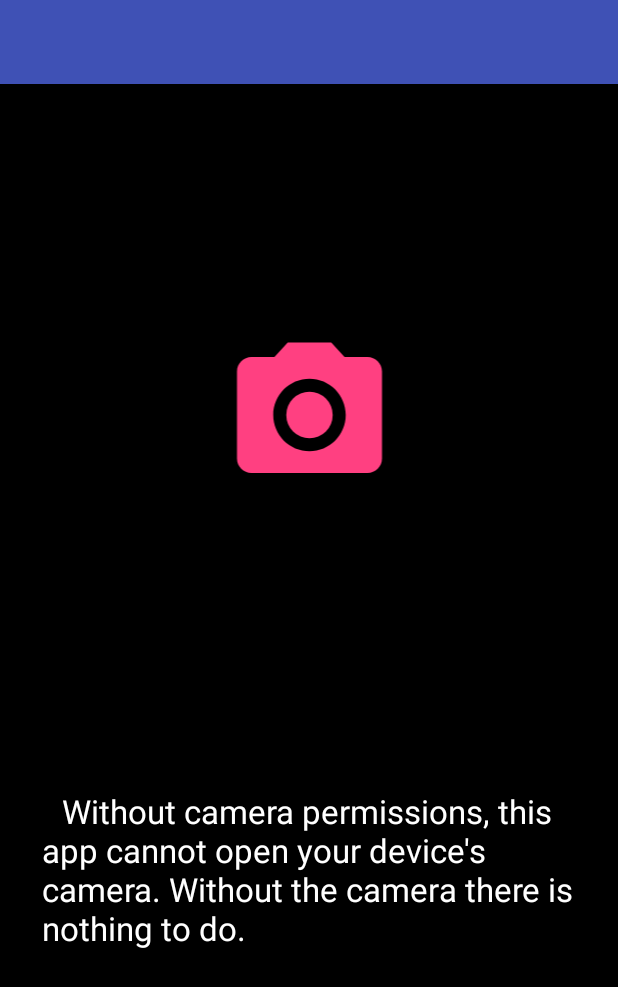
After one commit to RCollinsJr/EdgyGL, an Android app: the layout fragment_camera_permissions_rationale.xml on its own in the app's theme, with its tools: preview values and no code run, on a phone screen of 412 x 824 dp. The commit adds this screen. Shown: the top 987 px of the screen. Run offline under Robolectric (Android 15) with nearby library versions, the phone set to English and light mode, and no system bars.

Commit message:
- Add Camera permissions fragment for Android M and above

```diff
--- a/app/src/main/java/com/example/edgygl/opengl/CameraRenderer.kt
+++ b/app/src/main/java/com/example/edgygl/opengl/CameraRenderer.kt
@@ -505,7 +505,6 @@ class CameraRenderer(private val context: Context) : GLRendererBase(context),
 
         if (ContextCompat.checkSelfPermission(context, Manifest.permission.CAMERA)
                 != PackageManager.PERMISSION_GRANTED) {
-                // requestCameraPermission()
             return
         }
 
--- /dev/null
+++ b/app/src/main/res/anim/fade_in.xml
@@ -0,0 +1,5 @@
+<?xml version="1.0" encoding="utf-8"?>
+<alpha xmlns:android="http://schemas.android.com/apk/res/android"
+    android:interpolator="@android:anim/accelerate_interpolator"
+    android:fromAlpha="0.0" android:toAlpha="1.0"
+    android:duration="250" />
--- /dev/null
+++ b/app/src/main/res/anim/fade_out.xml
@@ -0,0 +1,6 @@
+<?xml version="1.0" encoding="utf-8"?>
+<alpha xmlns:android="http://schemas.android.com/apk/res/android"
+    android:interpolator="@android:anim/accelerate_interpolator"
+    android:fromAlpha="1.0" android:toAlpha="0.0"
+    android:fillAfter="true"
+    android:duration="250" />
--- /dev/null
+++ b/app/src/main/res/drawable/ic_photo_camera.xml
@@ -0,0 +1,5 @@
+<vector android:height="96dp" android:viewportHeight="24.0"
+    android:viewportWidth="24.0" android:width="96dp" xmlns:android="http://schemas.android.com/apk/res/android">
+    <path android:fillColor="?attr/colorAccent" android:pathData="M12,12m-3.2,0a3.2,3.2 0,1 1,6.4 0a3.2,3.2 0,1 1,-6.4 0"/>
+    <path android:fillColor="?attr/colorAccent" android:pathData="M9,2L7.17,4L4,4c-1.1,0 -2,0.9 -2,2v12c0,1.1 0.9,2 2,2h16c1.1,0 2,-0.9 2,-2L22,6c0,-1.1 -0.9,-2 -2,-2h-3.17L15,2L9,2zM12,17c-2.76,0 -5,-2.24 -5,-5s2.24,-5 5,-5 5,2.24 5,5 -2.24,5 -5,5z"/>
+</vector>
--- /dev/null
+++ b/app/src/main/res/layout/fragment_camera_permissions_rationale.xml
@@ -0,0 +1,68 @@
+<?xml version="1.0" encoding="utf-8"?>
+<androidx.constraintlayout.widget.ConstraintLayout xmlns:android="http://schemas.android.com/apk/res/android"
+    xmlns:app="http://schemas.android.com/apk/res-auto"
+    android:id="@+id/rationaleLayout"
+    android:layout_width="match_parent"
+    android:layout_height="match_parent"
+    android:background="@color/black" >
+
+    <androidx.appcompat.widget.Toolbar
+        android:id="@+id/cameraRationaleToolbar"
+        style="@style/FullscreenActionBarStyle"
+        android:layout_width="match_parent"
+        android:layout_height="wrap_content"
+        android:layout_gravity="top"
+        android:background="?colorPrimary"
+        android:minHeight="?attr/actionBarSize"
+        app:layout_constraintBottom_toBottomOf="parent"
+        app:layout_constraintLeft_toLeftOf="parent"
+        app:layout_constraintRight_toRightOf="parent"
+        app:layout_constraintTop_toTopOf="parent"
+        app:layout_constraintVertical_bias="0.00"
+        app:popupTheme="@style/ThemeOverlay.AppCompat.Dark" />
+
+    <androidx.constraintlayout.widget.Guideline
+        android:id="@+id/startGuideLine"
+        android:layout_width="wrap_content"
+        android:layout_height="wrap_content"
+        android:orientation="vertical"
+        app:layout_constraintGuide_percent=".250" />
+
+    <androidx.constraintlayout.widget.Guideline
+        android:id="@+id/endGuideLine"
+        android:layout_width="wrap_content"
+        android:layout_height="wrap_content"
+        android:orientation="vertical"
+        app:layout_constraintGuide_percent=".750" />
+
+    <ImageView
+        android:id="@+id/imageView"
+        android:layout_width="0dp"
+        android:layout_height="0dp"
+        android:contentDescription="@null"
+        android:scaleType="fitCenter"
+        android:src="@drawable/ic_photo_camera"
+        android:tint="?colorAccent"
+        app:layout_constraintBottom_toTopOf="@+id/rationaleTextView"
+        app:layout_constraintDimensionRatio="W,16:9"
+        app:layout_constraintLeft_toRightOf="@+id/startGuideLine"
+        app:layout_constraintRight_toLeftOf="@+id/endGuideLine"
+        app:layout_constraintTop_toBottomOf="@+id/cameraRationaleToolbar"
+        app:layout_constraintVertical_bias="0.00" />
+
+    <TextView
+        android:id="@+id/rationaleTextView"
+        android:layout_width="match_parent"
+        android:layout_height="wrap_content"
+        android:layout_margin="12dp"
+        android:padding="16dp"
+        android:text="@string/camera_rationale_string"
+        android:textAppearance="?android:attr/textAppearanceLarge"
+        app:layout_constraintBottom_toBottomOf="parent"
+        app:layout_constraintHorizontal_bias="0.50"
+        app:layout_constraintLeft_toLeftOf="parent"
+        app:layout_constraintRight_toRightOf="parent"
+        app:layout_constraintTop_toBottomOf="@+id/imageView"
+        app:layout_constraintVertical_bias="0.00" />
+
+</androidx.constraintlayout.widget.ConstraintLayout>
--- a/app/src/main/res/values/colors.xml
+++ b/app/src/main/res/values/colors.xml
@@ -7,5 +7,6 @@
     <color name="translucent_white">#D0FFFFFF</color>
     <color name="translucent_black">#AA000000</color>
 
+    <color name="black">#000000</color>
 
 </resources>
--- a/app/src/main/res/values/strings.xml
+++ b/app/src/main/res/values/strings.xml
@@ -1,3 +1,11 @@
 <resources>
     <string name="app_name">EdgyGL</string>
+
+    <string name="settings">Settings</string>
+
+    <string name="permissions_title_camera">Camera Permissions Request</string>
+    <string name="camera_rationale_string">\tWithout camera permissions, this app cannot open your device\'s camera.
+    Without the camera there is nothing to do.</string>
+    <string name="message_no_camera_permissions">Enable camera permissions here!</string>
+
 </resources>
--- a/app/src/main/res/values/styles.xml
+++ b/app/src/main/res/values/styles.xml
@@ -15,6 +15,15 @@
         <item name="colorControlHighlight">@color/accent</item>
     </style>
 
+    <style name="FullscreenActionBarStyle" parent="Widget.AppCompat.ActionBar">
+        <item name="android:background">@color/black</item>
+    </style>
+
+    <style name="DialogAnimation">
+        <item name="android:windowEnterAnimation">@anim/fade_in</item>
+        <item name="android:windowExitAnimation">@anim/fade_out</item>
+    </style>
+
     <!-- Basic Card Style -->
     <style name="BasicCardViewStyle" parent="CardView">
         <item name="cardBackgroundColor">@color/translucent_white</item>
```
Also changed, not shown: app/src/main/java/com/example/edgygl/activities/MainActivity.kt (+88 -6 lines), app/src/main/java/com/example/edgygl/fragments/CameraPermissionsRationaleFragment.kt (added, +94 -0 lines), app/src/main/res/drawable/ic_chevron_left_24dp.xml (added, +8 -0 lines), app/src/main/res/layout/activity_main.xml (+11 -5 lines).
